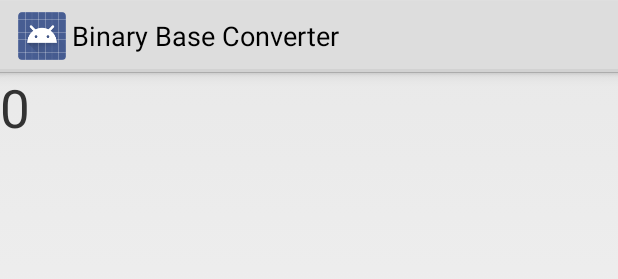
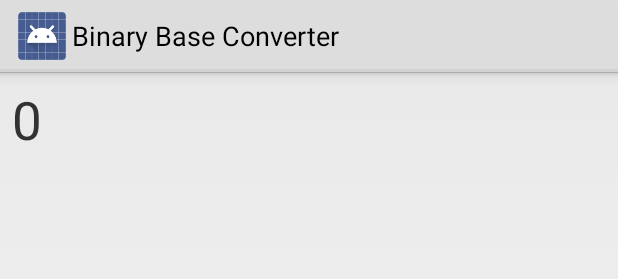
Before and after one commit to SashaKhyzhun/Android-Binary-Converter, an Android app: the layout activity_main.xml on its own in the app's theme, with its tools: preview values and no code run, on a phone screen of 412 x 824 dp. Shown: the top 279 px of the screen. Run offline under Robolectric (Android 15) with nearby library versions, the phone set to English and light mode, and no system bars.

Commit message:
improved views; added padding for text; changed version code;

```diff
--- a/app/build.gradle
+++ b/app/build.gradle
@@ -11,8 +11,8 @@ android {
         applicationId "com.sashakhyzhun.binarycalculator"
         minSdkVersion 11
         targetSdkVersion 25
-        versionCode 1
-        versionName "1.0"
+        versionCode 2
+        versionName "1.0.1"
         multiDexEnabled = true
         testInstrumentationRunner "android.support.test.runner.AndroidJUnitRunner"
     }
--- a/app/src/main/res/layout-hdpi/activity_main.xml
+++ b/app/src/main/res/layout-hdpi/activity_main.xml
@@ -8,14 +8,18 @@
     <ScrollView
         android:layout_width="match_parent"
         android:layout_height="0dp"
-        android:layout_weight="0.48" >
+        android:layout_weight="0.48"
+        android:paddingLeft="8dp"
+        android:paddingRight="8dp"
+        android:paddingTop="8dp"
+        android:paddingBottom="8dp">
 
         <TextView
             android:id="@+id/textResult"
             android:layout_width="wrap_content"
             android:layout_height="wrap_content"
             android:freezesText="true"
-            android:textSize="35sp"
+            android:textAppearance="@style/Base.TextAppearance.AppCompat.Medium"
             android:text="@string/textResult" />
     </ScrollView>
 
--- a/app/src/main/res/layout-land-hdpi/activity_main.xml
+++ b/app/src/main/res/layout-land-hdpi/activity_main.xml
@@ -6,14 +6,18 @@
     <ScrollView
         android:layout_width="match_parent"
         android:layout_height="0dp"
-        android:layout_weight="0.48" >
+        android:layout_weight="0.48"
+        android:paddingLeft="8dp"
+        android:paddingRight="8dp"
+        android:paddingTop="8dp"
+        android:paddingBottom="8dp">
 
         <TextView
             android:id="@+id/textResult"
             android:layout_width="wrap_content"
             android:layout_height="wrap_content"
             android:freezesText="true"
-            android:textSize="32sp"
+            android:textAppearance="@style/Base.TextAppearance.AppCompat.Medium"
             android:text="@string/textResult" />
     </ScrollView>
 
--- a/app/src/main/res/layout-land-xhdpi/activity_main.xml
+++ b/app/src/main/res/layout-land-xhdpi/activity_main.xml
@@ -6,14 +6,18 @@
     <ScrollView
         android:layout_width="match_parent"
         android:layout_height="0dp"
-        android:layout_weight="0.48" >
+        android:layout_weight="0.48"
+        android:paddingLeft="8dp"
+        android:paddingRight="8dp"
+        android:paddingTop="8dp"
+        android:paddingBottom="8dp">
 
         <TextView
             android:id="@+id/textResult"
             android:layout_width="wrap_content"
             android:layout_height="wrap_content"
             android:freezesText="true"
-            android:textSize="32sp"
+            android:textAppearance="@style/Base.TextAppearance.AppCompat.Large"
             android:text="@string/textResult" />
     </ScrollView>
 
--- a/app/src/main/res/layout-land/activity_main.xml
+++ b/app/src/main/res/layout-land/activity_main.xml
@@ -6,24 +6,20 @@
     <ScrollView
         android:layout_width="match_parent"
         android:layout_height="0dp"
-        android:layout_weight="0.48" >
+        android:layout_weight="0.48"
+        android:paddingLeft="8dp"
+        android:paddingRight="8dp"
+        android:paddingTop="8dp"
+        android:paddingBottom="8dp" >
 
         <TextView
             android:id="@+id/textResult"
             android:layout_width="wrap_content"
             android:layout_height="wrap_content"
             android:freezesText="true"
-            android:textSize="32sp"
+            android:textSize="35sp"
             android:text="@string/textResult" />
     </ScrollView>
-
-
-    <LinearLayout
-        android:layout_width="match_parent"
-        android:layout_height="wrap_content"
-        android:orientation="horizontal" >
-
-    </LinearLayout>
 
 
     <LinearLayout
--- a/app/src/main/res/layout-xhdpi/activity_main.xml
+++ b/app/src/main/res/layout-xhdpi/activity_main.xml
@@ -8,14 +8,18 @@
     <ScrollView
         android:layout_width="match_parent"
         android:layout_height="0dp"
-        android:layout_weight="0.48" >
+        android:layout_weight="0.48"
+        android:paddingLeft="8dp"
+        android:paddingRight="8dp"
+        android:paddingTop="8dp"
+        android:paddingBottom="8dp">
 
         <TextView
             android:id="@+id/textResult"
             android:layout_width="wrap_content"
             android:layout_height="wrap_content"
             android:freezesText="true"
-            android:textSize="35sp"
+            android:textAppearance="@style/Base.TextAppearance.AppCompat.Large"
             android:text="@string/textResult" />
     </ScrollView>
 
@@ -25,12 +29,14 @@
     <LinearLayout
         android:layout_width="match_parent"
         android:layout_height="wrap_content"
+        android:background="@color/bg_dark"
         android:orientation="horizontal" >
 
         <Button
             android:id="@+id/buttonA"
             android:layout_width="wrap_content"
             android:layout_height="64dp"
+            android:layout_weight="1"
             android:onClick="onClick"
             android:background="@color/bg_dark"
             android:textColor="@color/white"
@@ -40,6 +46,7 @@
             android:id="@+id/buttonB"
             android:layout_width="wrap_content"
             android:layout_height="64dp"
+            android:layout_weight="1"
             android:onClick="onClick"
             android:background="@color/bg_dark"
             android:textColor="@color/white"
@@ -49,6 +56,7 @@
             android:id="@+id/buttonC"
             android:layout_width="wrap_content"
             android:layout_height="64dp"
+            android:layout_weight="1"
             android:onClick="onClick"
             android:background="@color/bg_dark"
             android:textColor="@color/white"
@@ -58,6 +66,7 @@
             android:id="@+id/buttonD"
             android:layout_width="wrap_content"
             android:layout_height="64dp"
+            android:layout_weight="1"
             android:onClick="onClick"
             android:background="@color/bg_dark"
             android:textColor="@color/white"
@@ -67,6 +76,7 @@
             android:id="@+id/buttonE"
             android:layout_width="wrap_content"
             android:layout_height="64dp"
+            android:layout_weight="1"
             android:background="@color/bg_dark"
             android:textColor="@color/white"
             android:onClick="onClick"
@@ -76,6 +86,7 @@
             android:id="@+id/buttonF"
             android:layout_width="wrap_content"
             android:layout_height="64dp"
+            android:layout_weight="1"
             android:background="@color/bg_dark"
             android:textColor="@color/white"
             android:text="@string/buttonF"
--- a/app/src/main/res/layout/activity_main.xml
+++ b/app/src/main/res/layout/activity_main.xml
@@ -8,7 +8,11 @@
     <ScrollView
         android:layout_width="match_parent"
         android:layout_height="0dp"
-        android:layout_weight="0.48" >
+        android:layout_weight="0.48"
+        android:paddingLeft="8dp"
+        android:paddingRight="8dp"
+        android:paddingTop="8dp"
+        android:paddingBottom="8dp">
 
         <TextView
             android:id="@+id/textResult"
```
